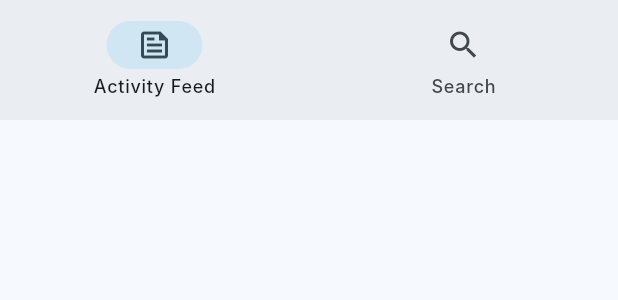
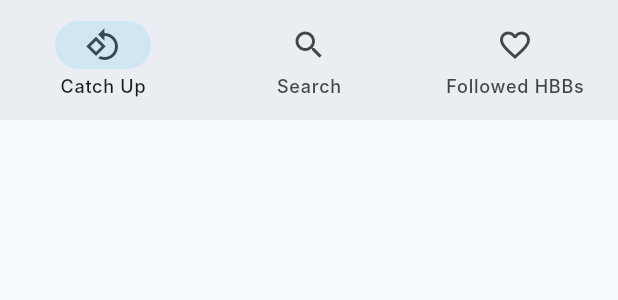
Before and after one commit to anthonynmh/homebased_project, a Flutter app: the DefaultUserNavbarWidget widget shown alone on an empty page, opened directly, on a phone screen of 412 x 824 dp. Shown: the top 300 px of the screen. Run offline on Flutter 3.47's test engine with Material 3 defaults, Android fonts, the phone set to English and light mode, and no system bars; our stand-ins replace flutter_dotenv, flutter_map, flutter_svg, geolocator, image_picker, latlong2 and 2 more; accounts and stored records are empty; network calls fail; Roboto replaces fonts that are missing (Inter).

Commit message:
Rename navbar and add aditional tab for mvp2

```diff
--- a/lib/widgets/user_navbar_widget.dart
+++ b/lib/widgets/user_navbar_widget.dart
@@ -2,7 +2,7 @@ import 'package:flutter/material.dart';
 
 import 'package:homebased_project/data/notifiers.dart';
 
-List<Widget> defaultUserPages = [Placeholder(), Placeholder()];
+List<Widget> defaultUserPages = [Placeholder(), Placeholder(), Placeholder()];
 
 class DefaultUserNavbarWidget extends StatelessWidget {
   const DefaultUserNavbarWidget({super.key});
@@ -15,12 +15,16 @@ class DefaultUserNavbarWidget extends StatelessWidget {
         return NavigationBar(
           destinations: const [
             NavigationDestination(
-              icon: Icon(Icons.feed_outlined),
-              label: 'Activity Feed',
+              icon: Icon(Icons.rotate_90_degrees_ccw_outlined),
+              label: 'Catch Up',
             ),
             NavigationDestination(
               icon: Icon(Icons.search_outlined),
               label: 'Search',
+            ),
+            NavigationDestination(
+              icon: Icon(Icons.favorite_border_outlined),
+              label: 'Followed HBBs',
             ),
           ],
           onDestinationSelected: (int index) {
```
